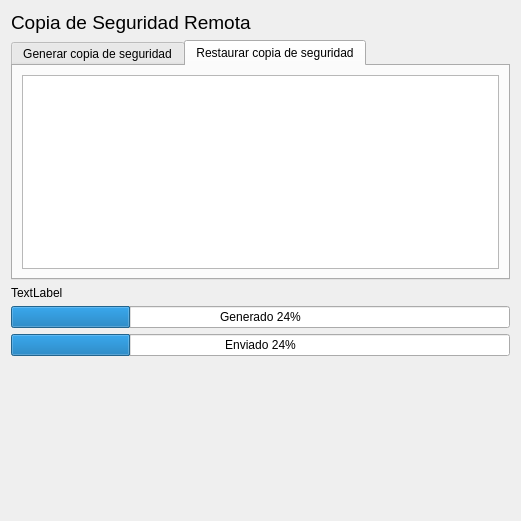
Qt form trunk/plugins/backupremoto/formBackupRemoto.ui (chungote/gestotux) before a commit.
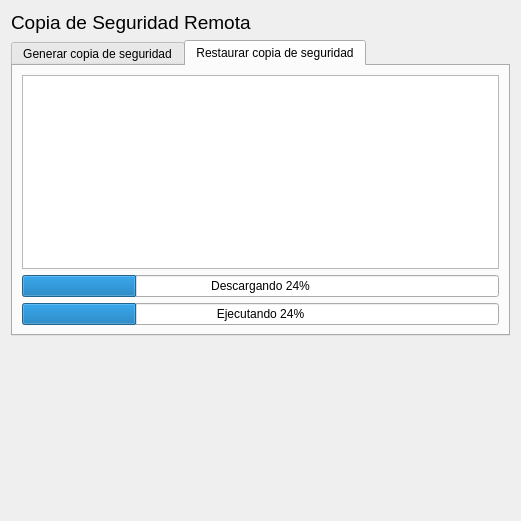
The same form after that commit. The open tabs and pages were chosen to show the change.

The edit to the form file:
```diff
--- a/trunk/plugins/backupremoto/formBackupRemoto.ui
+++ b/trunk/plugins/backupremoto/formBackupRemoto.ui
@@ -48,6 +48,36 @@
          </property>
         </widget>
        </item>
+       <item>
+        <widget class="QLabel" name="LDebug">
+         <property name="text">
+          <string>TextLabel</string>
+         </property>
+        </widget>
+       </item>
+       <item>
+        <widget class="QProgressBar" name="PBProgreso">
+         <property name="value">
+          <number>24</number>
+         </property>
+         <property name="orientation">
+          <enum>Qt::Horizontal</enum>
+         </property>
+         <property name="format">
+          <string>Generado %p%</string>
+         </property>
+        </widget>
+       </item>
+       <item>
+        <widget class="QProgressBar" name="PBEnviado">
+         <property name="value">
+          <number>24</number>
+         </property>
+         <property name="format">
+          <string>Enviado %p%</string>
+         </property>
+        </widget>
+       </item>
       </layout>
      </widget>
      <widget class="QWidget" name="tab_2">
@@ -71,40 +101,33 @@
          </property>
         </widget>
        </item>
+       <item>
+        <widget class="QProgressBar" name="PBDescarga">
+         <property name="value">
+          <number>24</number>
+         </property>
+         <property name="invertedAppearance">
+          <bool>false</bool>
+         </property>
+         <property name="format">
+          <string>Descargando %p%</string>
+         </property>
+        </widget>
+       </item>
+       <item>
+        <widget class="QProgressBar" name="PBRestauracion">
+         <property name="value">
+          <number>24</number>
+         </property>
+         <property name="format">
+          <string>Ejecutando %p%</string>
+         </property>
+        </widget>
+       </item>
       </layout>
      </widget>
     </widget>
    </item>
-   <item>
-    <widget class="QLabel" name="LDebug">
-     <property name="text">
-      <string>TextLabel</string>
-     </property>
-    </widget>
-   </item>
-   <item>
-    <widget class="QProgressBar" name="PBProgreso">
-     <property name="value">
-      <number>24</number>
-     </property>
-     <property name="orientation">
-      <enum>Qt::Horizontal</enum>
-     </property>
-     <property name="format">
-      <string>Generado %p%</string>
-     </property>
-    </widget>
-   </item>
-   <item>
-    <widget class="QProgressBar" name="PBEnviado">
-     <property name="value">
-      <number>24</number>
-     </property>
-     <property name="format">
-      <string>Enviado %p%</string>
-     </property>
-    </widget>
-   </item>
    <item>
     <spacer name="verticalSpacer">
      <property name="orientation">
```
Left out of the diff: 2 changed lines with no effect on the pictures.
